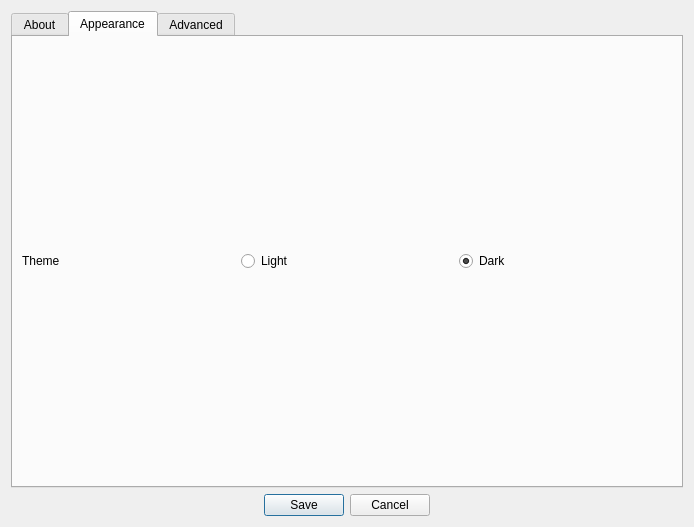
DatDevSteve/monochrome-web-browser, file settings.ui: the form before one commit.
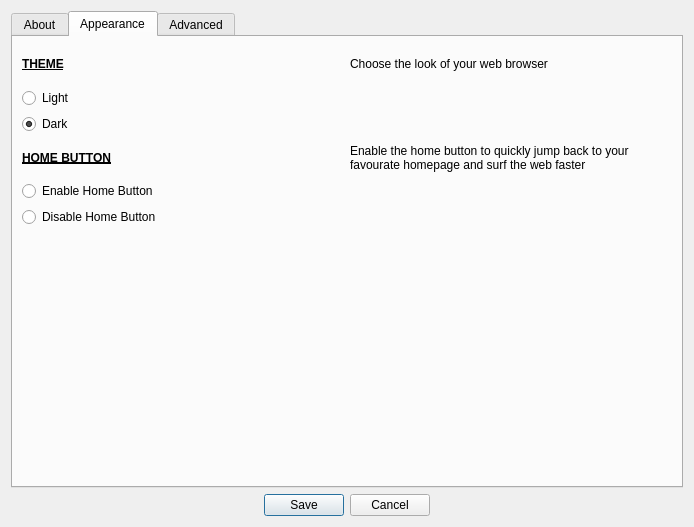
The form after the commit.

The edit to the form file:
```diff
--- a/settings.ui
+++ b/settings.ui
@@ -94,11 +94,19 @@
       </attribute>
       <layout class="QVBoxLayout" name="verticalLayout_3">
        <item>
-        <layout class="QHBoxLayout" name="themeSelect">
+        <layout class="QVBoxLayout" name="verticalLayout_4">
          <item>
-          <widget class="QLabel" name="themeLabel">
-           <property name="styleSheet">
-            <string notr="true">
+          <layout class="QHBoxLayout" name="themeSelect">
+           <item>
+            <widget class="QLabel" name="themeLabel">
+             <property name="font">
+              <font>
+               <bold>true</bold>
+               <underline>true</underline>
+              </font>
+             </property>
+             <property name="styleSheet">
+              <string notr="true">
 QLineEdit {
   border-radius: 8px;
   border: 1px solid #e0e4e7;
@@ -119,11 +127,20 @@
 QDialog{
 background-color:rgb(5,19,26)
 }</string>
-           </property>
-           <property name="text">
-            <string>Theme</string>
-           </property>
-          </widget>
+             </property>
+             <property name="text">
+              <string>THEME</string>
+             </property>
+            </widget>
+           </item>
+           <item>
+            <widget class="QLabel" name="label_5">
+             <property name="text">
+              <string>Choose the look of your web browser</string>
+             </property>
+            </widget>
+           </item>
+          </layout>
          </item>
          <item>
           <widget class="QRadioButton" name="light">
@@ -144,6 +161,70 @@
          </item>
         </layout>
        </item>
+       <item>
+        <layout class="QVBoxLayout" name="verticalLayout_5">
+         <property name="sizeConstraint">
+          <enum>QLayout::SizeConstraint::SetMaximumSize</enum>
+         </property>
+         <item>
+          <layout class="QHBoxLayout" name="horizontalLayout">
+           <item>
+            <widget class="QLabel" name="label_4">
+             <property name="font">
+              <font>
+               <bold>true</bold>
+               <underline>true</underline>
+              </font>
+             </property>
+             <property name="text">
+              <string>HOME BUTTON</string>
+             </property>
+            </widget>
+           </item>
+           <item>
+            <widget class="QLabel" name="label_3">
+             <property name="text">
+              <string>Enable the home button to quickly jump back to your favourate homepage and surf the web faster</string>
+             </property>
+             <property name="wordWrap">
+              <bool>true</bool>
+             </property>
+            </widget>
+           </item>
+          </layout>
+         </item>
+         <item>
+          <widget class="QRadioButton" name="radioButton">
+           <property name="text">
+            <string>Enable Home Button</string>
+           </property>
+          </widget>
+         </item>
+         <item>
+          <widget class="QRadioButton" name="radioButton_2">
+           <property name="text">
+            <string>Disable Home Button</string>
+           </property>
+          </widget>
+         </item>
+        </layout>
+       </item>
+       <item>
+        <spacer name="verticalSpacer">
+         <property name="orientation">
+          <enum>Qt::Orientation::Vertical</enum>
+         </property>
+         <property name="sizeType">
+          <enum>QSizePolicy::Policy::Ignored</enum>
+         </property>
+         <property name="sizeHint" stdset="0">
+          <size>
+           <width>20</width>
+           <height>250</height>
+          </size>
+         </property>
+        </spacer>
+       </item>
       </layout>
      </widget>
      <widget class="QWidget" name="advanced">
```
